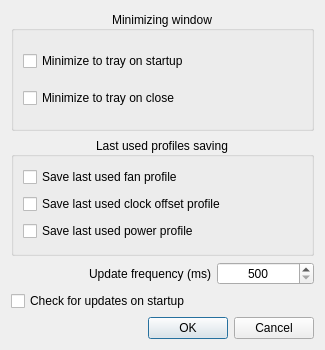
Old version of the form ui/settings_dialog.ui in the repository AlexandrAlexeev7119/NvCtrl-linux.
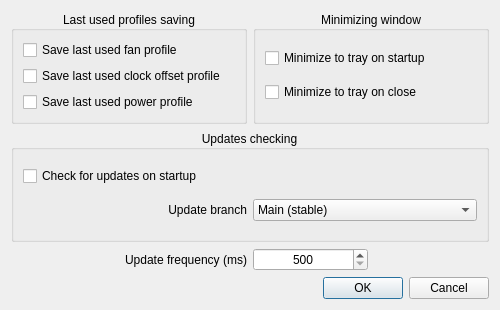
New version of the form.

Commit message: added suport to select update branch

Patch:
```diff
--- a/ui/settings_dialog.ui
+++ b/ui/settings_dialog.ui
@@ -6,8 +6,8 @@
    <rect>
     <x>0</x>
     <y>0</y>
-    <width>325</width>
-    <height>350</height>
+    <width>500</width>
+    <height>310</height>
    </rect>
   </property>
   <property name="windowTitle">
@@ -17,26 +17,7 @@
    <bool>false</bool>
   </property>
   <layout class="QGridLayout" name="gridLayout">
-   <item row="5" column="2">
-    <widget class="QSpinBox" name="spinBox_update_freq">
-     <property name="alignment">
-      <set>Qt::AlignCenter</set>
-     </property>
-     <property name="readOnly">
-      <bool>false</bool>
-     </property>
-     <property name="minimum">
-      <number>500</number>
-     </property>
-     <property name="maximum">
-      <number>3000</number>
-     </property>
-     <property name="singleStep">
-      <number>50</number>
-     </property>
-    </widget>
-   </item>
-   <item row="1" column="0" colspan="3">
+   <item row="3" column="2" colspan="2">
     <widget class="QGroupBox" name="groupBox_minimizing_window">
      <property name="title">
       <string>Minimizing window</string>
@@ -68,14 +49,7 @@
      </layout>
     </widget>
    </item>
-   <item row="7" column="0" colspan="3">
-    <widget class="QDialogButtonBox" name="buttonBox">
-     <property name="standardButtons">
-      <set>QDialogButtonBox::Cancel|QDialogButtonBox::Ok</set>
-     </property>
-    </widget>
-   </item>
-   <item row="3" column="0" colspan="3">
+   <item row="3" column="0" colspan="2">
     <widget class="QGroupBox" name="groupBox_last_used_profiles_saving">
      <property name="title">
       <string>Last used profiles saving</string>
@@ -111,7 +85,79 @@
      </layout>
     </widget>
    </item>
-   <item row="5" column="0" colspan="2">
+   <item row="8" column="0" colspan="4">
+    <widget class="QDialogButtonBox" name="buttonBox">
+     <property name="standardButtons">
+      <set>QDialogButtonBox::Cancel|QDialogButtonBox::Ok</set>
+     </property>
+    </widget>
+   </item>
+   <item row="6" column="0" colspan="4">
+    <widget class="QGroupBox" name="groupBox_updates_checking">
+     <property name="title">
+      <string>Updates checking</string>
+     </property>
+     <property name="alignment">
+      <set>Qt::AlignCenter</set>
+     </property>
+     <layout class="QGridLayout" name="gridLayout_4">
+      <item row="1" column="1">
+       <widget class="QComboBox" name="comboBox_select_update_branch">
+        <item>
+         <property name="text">
+          <string>Main (stable)</string>
+         </property>
+        </item>
+        <item>
+         <property name="text">
+          <string>Develop (unstable)</string>
+         </property>
+        </item>
+       </widget>
+      </item>
+      <item row="1" column="0">
+       <widget class="QLabel" name="label">
+        <property name="text">
+         <string>Update branch</string>
+        </property>
+        <property name="alignment">
+         <set>Qt::AlignRight|Qt::AlignTrailing|Qt::AlignVCenter</set>
+        </property>
+       </widget>
+      </item>
+      <item row="0" column="0" colspan="2">
+       <widget class="QCheckBox" name="checkBox_check_for_updates_on_startup">
+        <property name="toolTip">
+         <string/>
+        </property>
+        <property name="text">
+         <string>Check for updates on startup</string>
+        </property>
+       </widget>
+      </item>
+     </layout>
+    </widget>
+   </item>
+   <item row="7" column="2">
+    <widget class="QSpinBox" name="spinBox_update_freq">
+     <property name="alignment">
+      <set>Qt::AlignCenter</set>
+     </property>
+     <property name="readOnly">
+      <bool>false</bool>
+     </property>
+     <property name="minimum">
+      <number>500</number>
+     </property>
+     <property name="maximum">
+      <number>3000</number>
+     </property>
+     <property name="singleStep">
+      <number>50</number>
+     </property>
+    </widget>
+   </item>
+   <item row="7" column="0" colspan="2">
     <widget class="QLabel" name="label_update_freq">
      <property name="text">
       <string>Update frequency (ms)</string>
@@ -121,16 +167,6 @@
      </property>
     </widget>
    </item>
-   <item row="6" column="0" colspan="3">
-    <widget class="QCheckBox" name="checkBox_check_for_updates_on_startup">
-     <property name="toolTip">
-      <string/>
-     </property>
-     <property name="text">
-      <string>Check for updates on startup</string>
-     </property>
-    </widget>
-   </item>
   </layout>
  </widget>
  <resources/>
```
Left out of the diff: 34 changed lines with no effect on the pictures. The commit also changes 6 other files.
